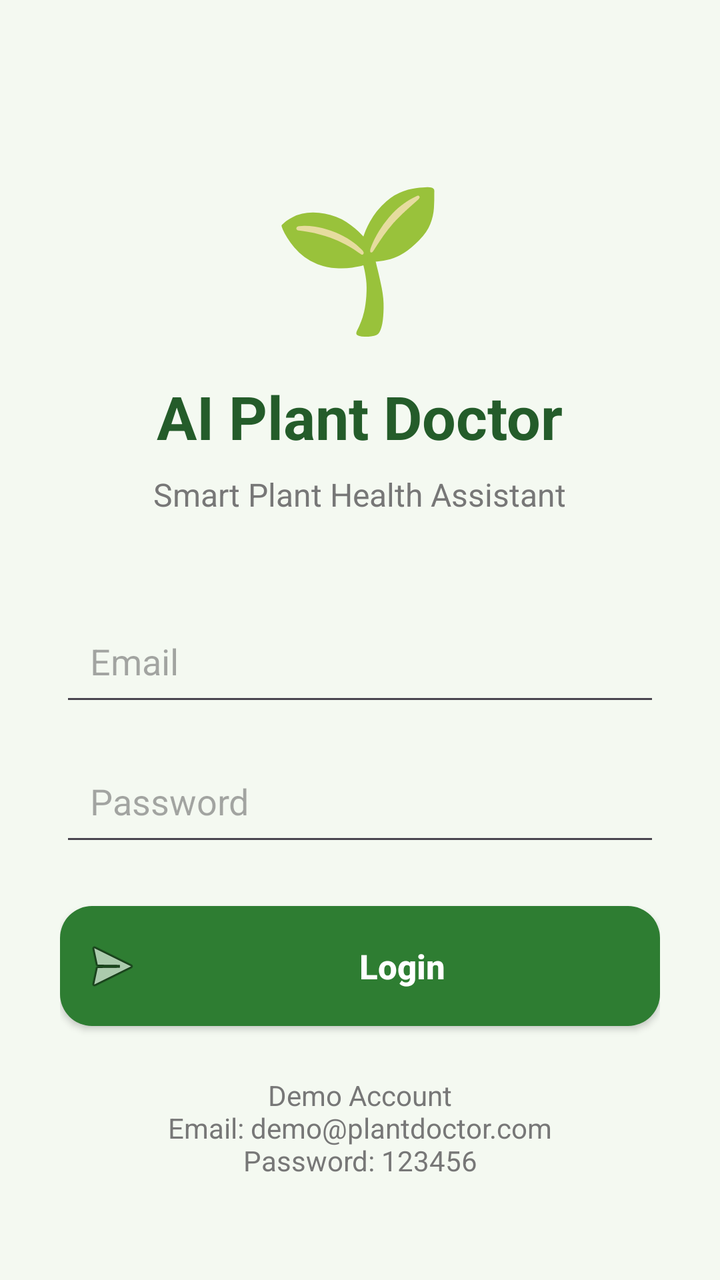
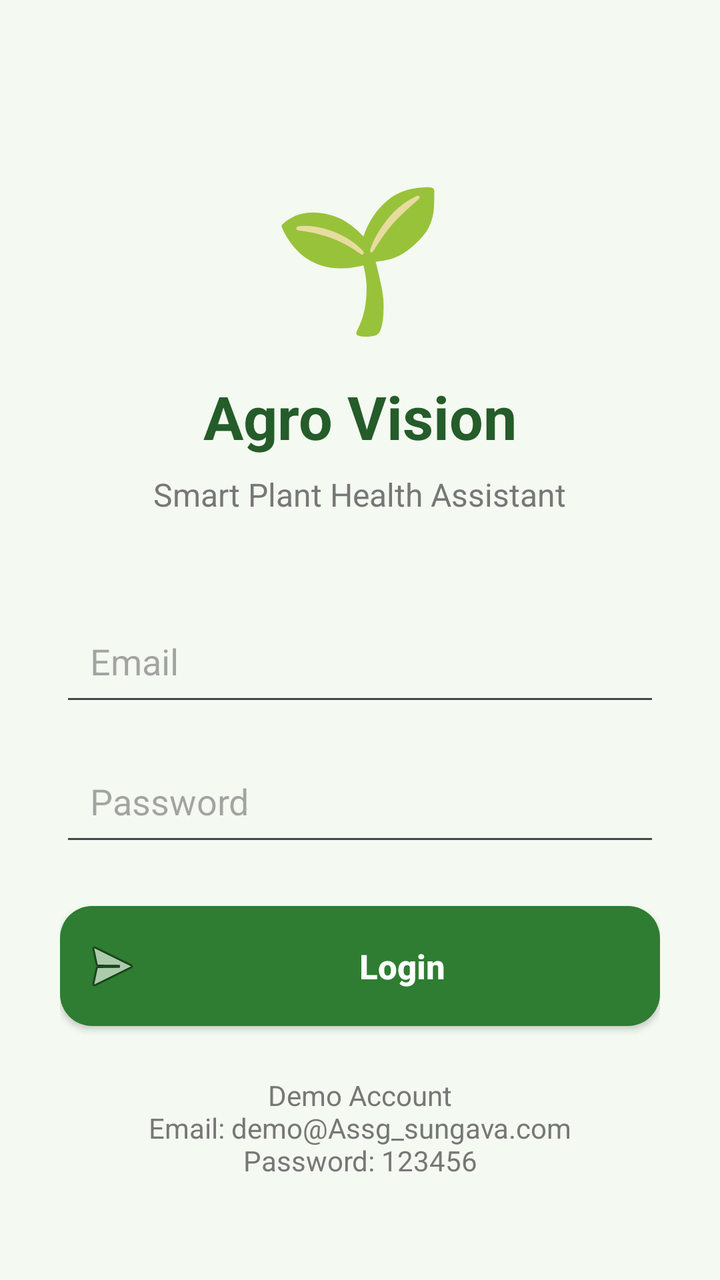

The first picture is an Android layout as it rendered before a commit; the second is the same layout after the commit. The layout source and the unified diff follow.
<!-- AndroidManifest.xml: application theme Theme.AIPlantDoctor -->
<!-- res/layout/activity_login.xml -->
<?xml version="1.0" encoding="utf-8"?>
<ScrollView
    xmlns:android="http://schemas.android.com/apk/res/android"
    android:layout_width="match_parent"
    android:layout_height="match_parent"
    android:background="#F4F9F1">

    <LinearLayout
        android:layout_width="match_parent"
        android:layout_height="wrap_content"
        android:orientation="vertical"
        android:gravity="center_horizontal"
        android:padding="30dp">

        <TextView
            android:layout_width="wrap_content"
            android:layout_height="wrap_content"
            android:layout_marginTop="50dp"
            android:text="🌱"
            android:textSize="70sp" />

        <TextView
            android:layout_width="wrap_content"
            android:layout_height="wrap_content"
            android:layout_marginTop="15dp"
            android:text="AI Plant Doctor"
            android:textColor="#245C2A"
            android:textSize="30sp"
            android:textStyle="bold" />

        <TextView
            android:layout_width="wrap_content"
            android:layout_height="wrap_content"
            android:layout_marginTop="8dp"
            android:text="Smart Plant Health Assistant"
            android:textColor="#777777"
            android:textSize="16sp" />

        <EditText
            android:id="@+id/etEmail"
            android:layout_width="match_parent"
            android:layout_height="55dp"
            android:layout_marginTop="45dp"
            android:hint="Email"
            android:inputType="textEmailAddress"
            android:padding="15dp" />

        <EditText
            android:id="@+id/etPassword"
            android:layout_width="match_parent"
            android:layout_height="55dp"
            android:layout_marginTop="15dp"
            android:hint="Password"
            android:inputType="textPassword"
            android:padding="15dp" />

        <Button
            android:id="@+id/btnLogin"
            android:layout_width="match_parent"
            android:layout_height="60dp"
            android:layout_marginTop="25dp"

            android:background="@drawable/bg_login_button"

            android:elevation="5dp"

            android:text="Login"
            android:textAllCaps="false"
            android:textColor="#FFFFFF"
            android:textSize="17sp"
            android:textStyle="bold"

            android:drawableStart="@android:drawable/ic_menu_send"
            android:drawablePadding="10dp"

            android:gravity="center"
            android:padding="10dp" />

        <TextView
            android:id="@+id/txtDemoAccount"
            android:layout_width="match_parent"
            android:layout_height="wrap_content"
            android:layout_marginTop="25dp"
            android:gravity="center"
            android:text="Demo Account\nEmail: demo@plantdoctor.com\nPassword: 123456"
            android:textColor="#777777"
            android:textSize="14sp" />

    </LinearLayout>

</ScrollView>
<!-- resources referenced by this layout -->
<resources>
  <!-- drawable bg_login_button (drawable) -->
  <?xml version="1.0" encoding="utf-8"?>
  <selector xmlns:android="http://schemas.android.com/apk/res/android">
  
      
      <item android:state_pressed="true">
  
          <shape android:shape="rectangle">
  
              <solid android:color="#1B5E20"/>
  
              <corners
                  android:radius="16dp"/>
  
          </shape>
  
      </item>
  
  
      
      <item>
  
          <shape android:shape="rectangle">
  
              <solid android:color="#2E7D32"/>
  
              <corners
                  android:radius="16dp"/>
  
              <padding
                  android:left="20dp"
                  android:top="14dp"
                  android:right="20dp"
                  android:bottom="14dp"/>
  
          </shape>
  
      </item>
  
  </selector>
  <style name="Theme.AIPlantDoctor" parent="Base.Theme.AIPlantDoctor" />
  <style name="Base.Theme.AIPlantDoctor" parent="Theme.Material3.DayNight.NoActionBar">
          
          
      </style>
</resources>

<!-- the commit's change to res/layout/activity_login.xml (unified diff, before → after) -->
@@ -23,7 +23,7 @@
             android:layout_width="wrap_content"
             android:layout_height="wrap_content"
             android:layout_marginTop="15dp"
-            android:text="AI Plant Doctor"
+            android:text="Agro Vision"
             android:textColor="#245C2A"
             android:textSize="30sp"
             android:textStyle="bold" />
@@ -82,7 +82,7 @@
             android:layout_height="wrap_content"
             android:layout_marginTop="25dp"
             android:gravity="center"
-            android:text="Demo Account\nEmail: demo@plantdoctor.com\nPassword: 123456"
+            android:text="Demo Account\nEmail: demo@Assg_sungava.com\nPassword: 123456"
             android:textColor="#777777"
             android:textSize="14sp" />
 
